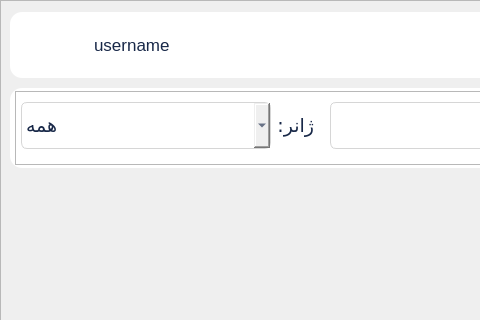
This is home.ui in seyedmahdii/cinema_project as Qt 5 draws it before an edit; both pictures show x 0 to 480 and y 0 to 320 of the 819 by 616 pixel window. The edited form follows.
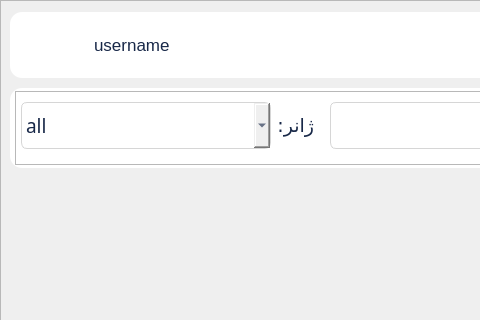
This is the edited form. Icons and pictures are not drawn.

Diff of the .ui file:
```diff
--- a/home.ui
+++ b/home.ui
@@ -358,7 +358,7 @@
                   </property>
                   <item>
                    <property name="text">
-                    <string>همه</string>
+                    <string>all</string>
                    </property>
                   </item>
                   <item>
```
Left out of the diff: 19 changed lines with no effect on the pictures.
